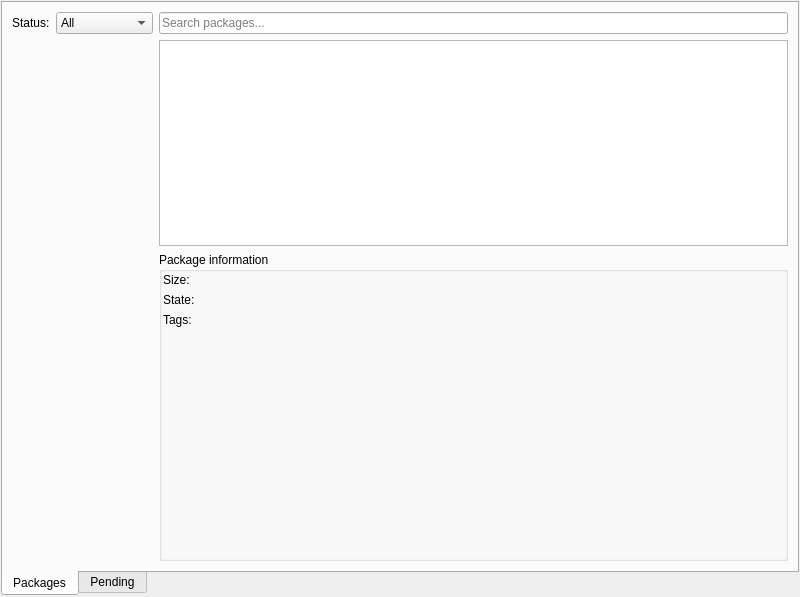
Before: the Qt Designer form src/plugins/lackman/lackman.ui in 0xd34df00d/leechcraft, drawn with Qt 5.
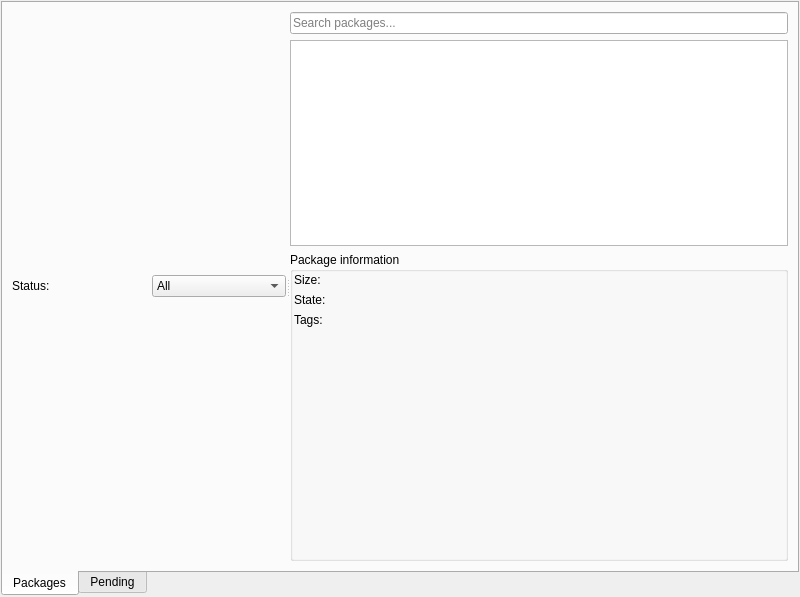
After: the same form once the commit is applied. Custom widgets are drawn as their Qt base class.

Commit message: LackMan: splitters FTW!

Patch:
```diff
--- a/src/plugins/lackman/lackman.ui
+++ b/src/plugins/lackman/lackman.ui
@@ -13,7 +13,7 @@
   <property name="windowTitle">
    <string/>
   </property>
-  <layout class="QVBoxLayout" name="verticalLayout_3">
+  <layout class="QVBoxLayout" name="verticalLayout_6">
    <property name="margin">
     <number>1</number>
    </property>
@@ -29,8 +29,13 @@
       <attribute name="title">
        <string>Packages</string>
       </attribute>
-      <layout class="QHBoxLayout" name="horizontalLayout_2">
+      <layout class="QVBoxLayout" name="verticalLayout_3">
        <item>
+        <widget class="QSplitter" name="SearchSplitter_">
+         <property name="orientation">
+          <enum>Qt::Horizontal</enum>
+         </property>
+         <widget class="QWidget" name="">
         <layout class="QVBoxLayout" name="SearchLayout_">
          <item>
           <layout class="QHBoxLayout" name="horizontalLayout">
@@ -67,22 +72,9 @@
            </item>
           </layout>
          </item>
-         <item>
-          <spacer name="verticalSpacer">
-           <property name="orientation">
-            <enum>Qt::Vertical</enum>
-           </property>
-           <property name="sizeHint" stdset="0">
-            <size>
-             <width>20</width>
-             <height>40</height>
-            </size>
-           </property>
-          </spacer>
-         </item>
-        </layout>
-       </item>
-       <item>
+          </layout>
+         </widget>
+         <widget class="QWidget" name="">
         <layout class="QVBoxLayout" name="verticalLayout">
          <item>
           <widget class="LeechCraft::Util::TagsLineEdit" name="SearchLine_">
@@ -198,6 +190,8 @@
           </widget>
          </item>
         </layout>
+         </widget>
+        </widget>
        </item>
       </layout>
      </widget>
```
Lines whose indentation alone changed are shown as unchanged. The commit also changes 1 other file.
